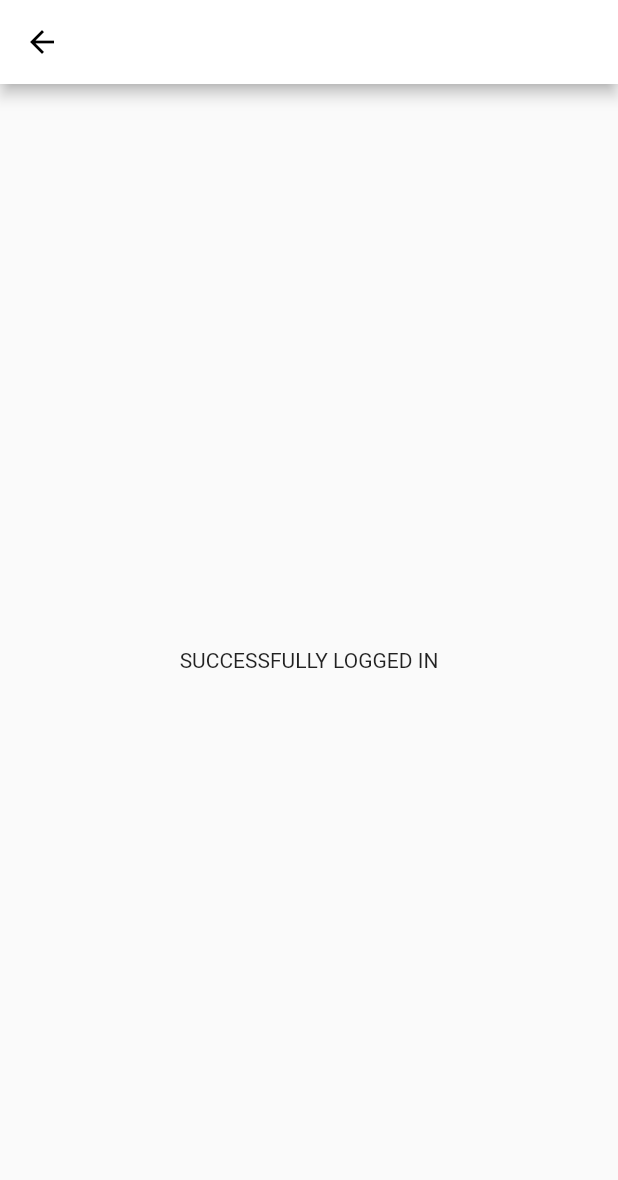
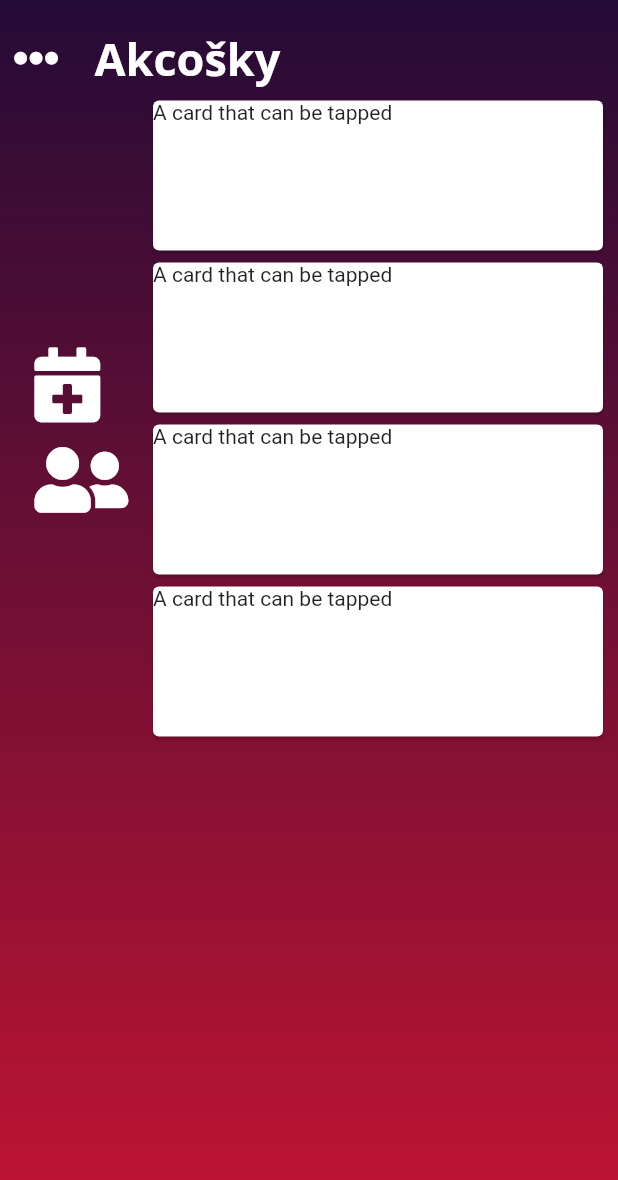
Before and after one commit to Crudar/akcosky, a Flutter app: the MainUI screen opened by its route, on a phone screen of 412 x 824 dp. Shown: the top 1180 px of the screen. Run offline on Flutter 3.47's test engine with Material 2 defaults, Android fonts, the phone set to English and light mode, and no system bars; our stand-ins replace bloc, flutter_bloc, font_awesome_flutter, google_fonts; missing offline and left inert: aws_dynamodb_api, conduit_password_hash, mailer; accounts and stored records are empty.

Commit message:
mainUI - started building UI

```diff
--- a/lib/UI/mainUI.dart
+++ b/lib/UI/mainUI.dart
@@ -1,22 +1,148 @@
 import 'package:flutter/material.dart';
+import 'package:font_awesome_flutter/font_awesome_flutter.dart';
+
+import '../theme.dart';
 
 class MainUI extends StatelessWidget {
+  const MainUI({Key? key}) : super(key: key);
 
   @override
   Widget build(context) {
     return Scaffold(
-      appBar: AppBar(
-      ),
-      body: Center(
-        child: Column(
-          mainAxisAlignment: MainAxisAlignment.center,
-          children: const <Widget>[
-            Text(
-                "SUCCESSFULLY LOGGED IN"
-            )
-          ],
+        resizeToAvoidBottomInset: false,
+      body: Container(
+        decoration: const BoxDecoration(
+          gradient: LinearGradient(
+          begin: Alignment.topCenter,
+          end: Alignment.bottomCenter,
+          colors: <Color>[
+            Color(0xff240b36),
+            Color(0xffc31432)
+            ]
+          )
         ),
-      ), // This trailing comma makes auto-formatting nicer for build methods.
+        child: SafeArea(
+          child: Column(
+              mainAxisAlignment: MainAxisAlignment.start,
+              children: <Widget>[
+                Padding(padding: const EdgeInsets.only(top: 15),
+                  child: Row(
+                    children:[
+                      Visibility(
+                          visible: true,
+                          child: IconButton(
+                              onPressed: () {  },
+                              icon: Icon(FontAwesomeIcons.ellipsisH, color: Colors.white, size: 30)
+                          )
+                      ),
+                      Visibility(
+                          visible: false,
+                          child: IconButton(
+                              onPressed: () {  },
+                              icon: Icon(FontAwesomeIcons.arrowLeft, color: Colors.white, size: 30)
+                          )
+                      ),
+                      SizedBox(width: 15),
+                      Text(
+                          "Akcošky",
+                          style: Theme_.lightTextTheme.headline2)
+                    ],
+                  )
+                ),
+              Row(
+                mainAxisAlignment: MainAxisAlignment.start,
+                children: <Widget>[
+                  Visibility(
+                    visible: true,
+                    child: Padding(
+                      padding: const EdgeInsets.only(left: 15),
+                      child: Column(
+                        mainAxisAlignment: MainAxisAlignment.start,
+                        children: <Widget>[
+                         IconButton(
+                            icon: const Icon(FontAwesomeIcons.solidCalendarPlus, color: Colors.white, size: 50),
+                          onPressed: () {  },
+                          )
+                          ,
+                          const SizedBox(height: 15)
+                          ,
+                          IconButton(
+                              onPressed: () {  },
+                              icon: const Icon(FontAwesomeIcons.userFriends, color: Colors.white, size: 50,)
+                          )
+                        ],
+                    ),
+                  ),
+                ),
+                const SizedBox(width: 20),
+                  Padding(
+                    padding: const EdgeInsets.only(left: 15),
+                    child: Flexible(
+                      child: Column(
+                        mainAxisAlignment: MainAxisAlignment.start,
+                        children: <Widget>[//TODO - FIX OVERFLOW + LEFT COLUMN SHOULD STAY ON THE TOP
+                          Card(
+                            child: InkWell(
+                              splashColor: Colors.blue.withAlpha(30),
+                              onTap: () {
+                                debugPrint('Card tapped.');
+                              },
+                              child: const SizedBox(
+                                width: 300,
+                                height: 100,
+                                child: Text('A card that can be tapped'),
+                              ),
+                            ),
+                          ),
+                          Card(
+                            child: InkWell(
+                              splashColor: Colors.blue.withAlpha(30),
+                              onTap: () {
+                                debugPrint('Card tapped.');
+                              },
+                              child: const SizedBox(
+                                width: 300,
+                                height: 100,
+                                child: Text('A card that can be tapped'),
+                              ),
+                            ),
+                          ),
+                          Card(
+                            child: InkWell(
+                              splashColor: Colors.blue.withAlpha(30),
+                              onTap: () {
+                                debugPrint('Card tapped.');
+                              },
+                              child: const SizedBox(
+                                width: 300,
+                                height: 100,
+                                child: Text('A card that can be tapped'),
+                              ),
+                            ),
+                          ),
+                          Card(
+                            child: InkWell(
+                              splashColor: Colors.blue.withAlpha(30),
+                              onTap: () {
+                                debugPrint('Card tapped.');
+                              },
+                              child: const SizedBox(
+                                width: 300,
+                                height: 100,
+                                child: Text('A card that can be tapped'),
+                              ),
+                            ),
+                          ),
+                        ]
+                      )
+                    )
+                  )
+                ],
+              )
+            ],
+          ),
+        )
+      )
     );
   }
 }
--- a/lib/theme.dart
+++ b/lib/theme.dart
@@ -14,9 +14,9 @@ class Theme_ {
       color: Colors.white,
     ),
     headline2: GoogleFonts.openSans(
-      fontSize: 21.0,
+      fontSize: 30.0,
       fontWeight: FontWeight.w700,
-      color: Colors.black,
+      color: Colors.white,
     ),
     headline3: GoogleFonts.openSans(
       fontSize: 14.0,
```
